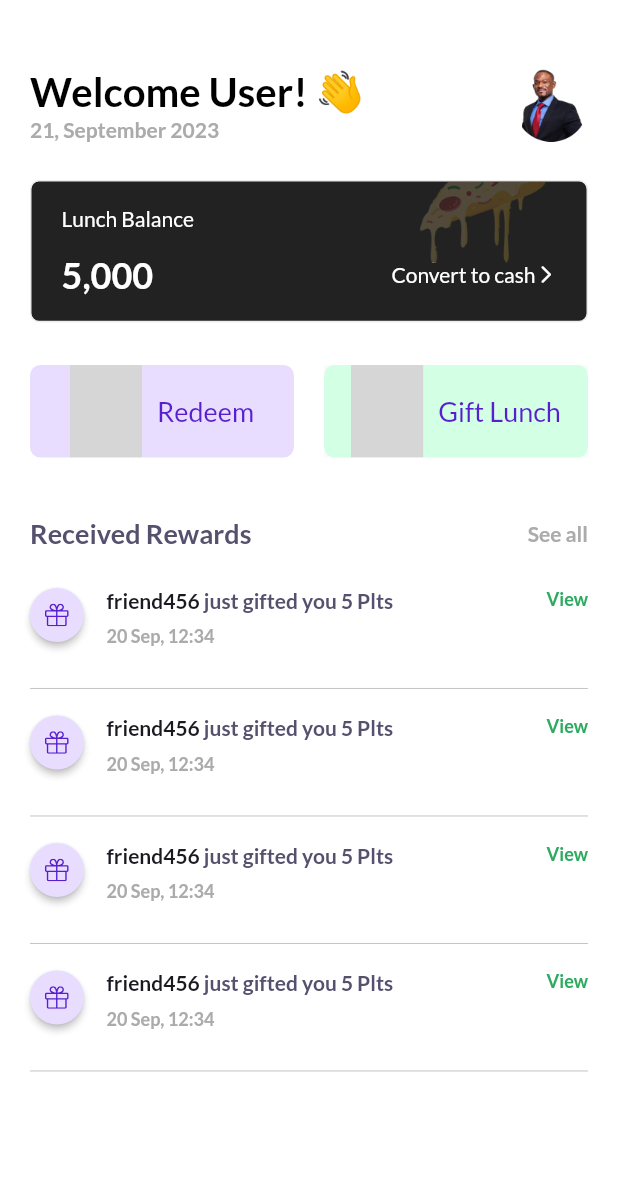
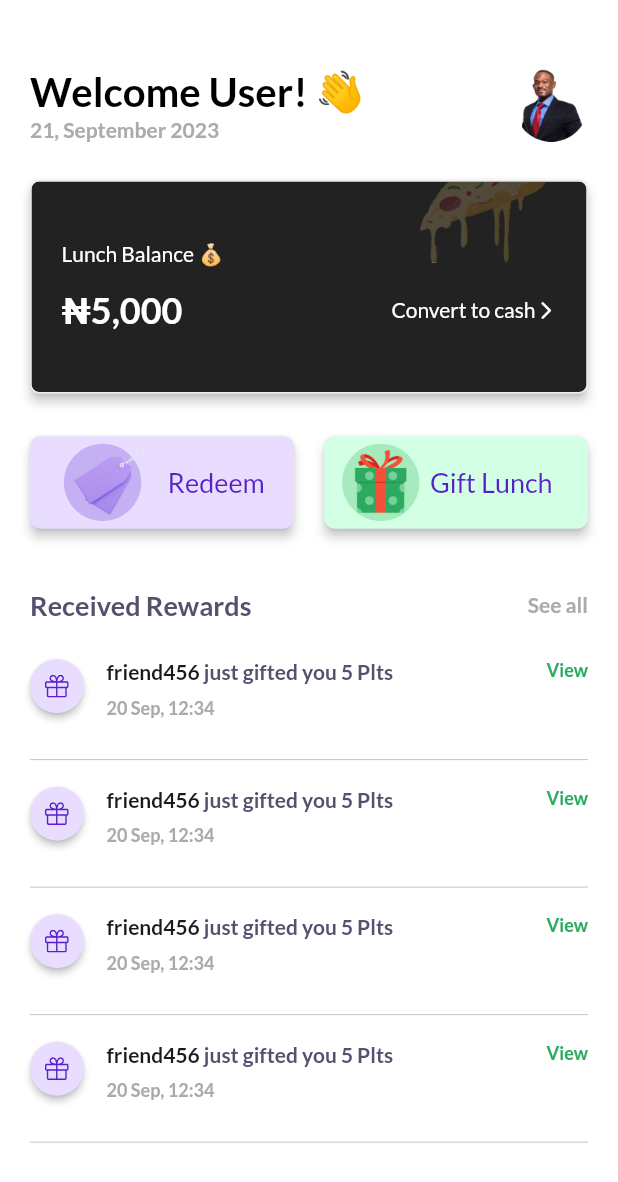
Before and after one commit to hngx-org/Jaguars-food-mobile, a Flutter app: the HomeScreen screen opened by its route, on a phone screen of 412 x 824 dp. Shown: the top 1182 px of the screen. Run offline on Flutter 3.47's test engine with Material 2 defaults, Android fonts, the phone set to English and light mode, and no system bars; our stand-ins replace email_validator, flutter_screenutil, flutter_svg, go_router, google_fonts; grey boxes are pictures that could not be loaded.

Commit message:
new changes

```diff
--- a/lib/3_presentation/screens/home/home_screen.dart
+++ b/lib/3_presentation/screens/home/home_screen.dart
@@ -1,13 +1,13 @@
+import 'package:flutter/cupertino.dart';
 import 'package:flutter/material.dart';
 import 'package:flutter_screenutil/flutter_screenutil.dart';
 import 'package:flutter_svg/flutter_svg.dart';
 import 'package:google_fonts/google_fonts.dart';
 import 'package:jaguar_foods_mobile/1_data/models/transactions.dart';
+import 'package:jaguar_foods_mobile/3_presentation/screens/nav_screen/nav_screen.dart';
 import 'package:jaguar_foods_mobile/common/constants/app_color.dart';
 import 'package:intl/intl.dart';
 import 'package:jaguar_foods_mobile/common/constants/assets_constants.dart';
-import 'package:jaguar_foods_mobile/common/constants/route_constant.dart';
-import 'package:jaguar_foods_mobile/core/config/router_config.dart';
 
 class HomeScreen extends StatefulWidget {
   const HomeScreen({Key? key}) : super(key: key);
@@ -79,10 +79,9 @@ class _HomeScreenState extends State<HomeScreen> {
 
     return SafeArea(
       child: Scaffold(
-        body: SizedBox(
-          width: mediaQuery.width,
-          child: Padding(
+        body: Padding(
           padding: const EdgeInsets.all(20.0),
+          child: SingleChildScrollView(
             child: Column(
               children: [
                 //welcome title and profile image
@@ -131,9 +130,15 @@ class _HomeScreenState extends State<HomeScreen> {
                 //redeem , gift
                 Material(
                   color: Colors.transparent,
+                  elevation: 3,
+                  shape: RoundedRectangleBorder(
+                    side: const BorderSide(
+                        width: 1, color: Color(0xFFEBEBEB)),
+                    borderRadius: BorderRadius.circular(6),
+                  ),
                   child: Container(
                     width: mediaQuery.width,
-                    height: 100.h,
+                    height: 150.h,
                     clipBehavior: Clip.antiAlias,
                     decoration: ShapeDecoration(
                       color: const Color(0xFF222222),
@@ -151,17 +156,13 @@ class _HomeScreenState extends State<HomeScreen> {
                             mainAxisAlignment: MainAxisAlignment.center,
                             crossAxisAlignment: CrossAxisAlignment.start,
                             children: [
-                              Row(
-                                children: [
                               Text(
-                                    'Lunch Balance',
+                                'Lunch Balance 💰',
                                 style: GoogleFonts.lato(
                                   color: Colors.white,
                                   fontSize: 14,
                                   fontWeight: FontWeight.w400,
                                 ),
-                                  ),
-                                ],
                               ),
                               SizedBox(
                                 height: 15.h,
@@ -171,7 +172,7 @@ class _HomeScreenState extends State<HomeScreen> {
                                     MainAxisAlignment.spaceBetween,
                                 children: [
                                   Text(
-                                    '5,000',
+                                    '₦5,000',
                                     style: GoogleFonts.lato(
                                       color: Colors.white,
                                       fontSize: 24,
@@ -181,7 +182,15 @@ class _HomeScreenState extends State<HomeScreen> {
                                   Material(
                                     color: Colors.transparent,
                                     child: InkWell(
-                                      onTap: () {},
+                                      onTap: () {
+                                        Navigator.of(context).pushReplacement(
+                                          CupertinoPageRoute<void>(
+                                            builder: (BuildContext context) {
+                                              return NavigationScreen(initialIndex: 0);
+                                            },
+                                          ),
+                                        );
+                                      },
                                       child: Row(
                                         mainAxisAlignment:
                                             MainAxisAlignment.end,
@@ -261,15 +270,26 @@ class _HomeScreenState extends State<HomeScreen> {
                     mainAxisAlignment: MainAxisAlignment.spaceEvenly,
                     children: [
                       //redeem
-
                       Expanded(
                         child: Material(
                           color: Colors.transparent,
+                          shape: RoundedRectangleBorder(
+                              borderRadius: BorderRadius.circular(7)),
+                          elevation: 3,
                           child: InkWell(
-                            onTap: () => setState(() {}),
+                            onTap: () => setState(() {
+                              Navigator.of(context).pushReplacement(
+                                CupertinoPageRoute<void>(
+                                  builder: (BuildContext context) {
+                                    return NavigationScreen(initialIndex: 2);
+                                  },
+                                ),
+                              );
+                            }),
                             child: Container(
-                              width: double.infinity,
-                              height: double.infinity,
+                              width: 182,
+                              height: 100,
+                              padding: EdgeInsets.all(5),
                               clipBehavior: Clip.antiAlias,
                               decoration: ShapeDecoration(
                                 color: const Color(0xFFE8DDFF),
@@ -277,15 +297,15 @@ class _HomeScreenState extends State<HomeScreen> {
                                     borderRadius: BorderRadius.circular(7)),
                               ),
                               child: Row(
-                                crossAxisAlignment: CrossAxisAlignment.center,
-                                mainAxisAlignment: MainAxisAlignment.center,
+                                mainAxisAlignment: MainAxisAlignment.start,
                                 children: [
-                                  SvgPicture.asset(
-                                    Assets.redeemNewPath,
+                                  Container(
+                                      padding: EdgeInsets.all(4),
+                                      decoration: ShapeDecoration(
+                                        color: const Color(0x3D571FCD),
+                                        shape: CircleBorder(),
                                       ),
-                                  SizedBox(
-                                    width: 10.w,
-                                  ),
+                                      child: Image.asset(Assets.tagImagePath)),
                                   Text(
                                     'Redeem',
                                     style: GoogleFonts.lato(
@@ -303,14 +323,27 @@ class _HomeScreenState extends State<HomeScreen> {
                       SizedBox(
                         width: 20.w,
                       ),
+                      //gift lunch
                       Expanded(
                         child: Material(
+                          color: Colors.transparent,
+                          shape: RoundedRectangleBorder(
+                              borderRadius: BorderRadius.circular(7)),
+                          elevation: 3,
                           child: InkWell(
-                            onTap: () =>
-                                routerConfig.push(RoutesPath.employeeScreen),
+                            onTap: () => setState(() {
+                              Navigator.of(context).pushReplacement(
+                                CupertinoPageRoute<void>(
+                                  builder: (BuildContext context) {
+                                    return NavigationScreen(initialIndex: 2);
+                                  },
+                                ),
+                              );
+                            }),
                             child: Container(
-                              width: double.infinity,
-                              height: double.infinity,
+                              width: 182,
+                              height: 100,
+                              padding: EdgeInsets.all(5),
                               clipBehavior: Clip.antiAlias,
                               decoration: ShapeDecoration(
                                 color: const Color(0xFFD3FFE5),
@@ -318,13 +351,15 @@ class _HomeScreenState extends State<HomeScreen> {
                                     borderRadius: BorderRadius.circular(7)),
                               ),
                               child: Row(
-                                crossAxisAlignment: CrossAxisAlignment.center,
-                                mainAxisAlignment: MainAxisAlignment.center,
+                                mainAxisAlignment: MainAxisAlignment.start,
                                 children: [
-                                  SvgPicture.asset(Assets.giftBagPath),
-                                  SizedBox(
-                                    width: 10.w,
+                                  Container(
+                                      padding: EdgeInsets.all(4),
+                                      decoration: ShapeDecoration(
+                                        color: const Color(0x3A07A537),
+                                        shape: CircleBorder(),
                                       ),
+                                      child: Image.asset(Assets.giftImagePath)),
                                   Text(
                                     'Gift Lunch',
                                     style: GoogleFonts.lato(
@@ -332,7 +367,7 @@ class _HomeScreenState extends State<HomeScreen> {
                                       fontSize: 18,
                                       fontWeight: FontWeight.w500,
                                     ),
-                                  ),
+                                  )
                                 ],
                               ),
                             ),
@@ -347,8 +382,7 @@ class _HomeScreenState extends State<HomeScreen> {
                 const SizedBox(
                   height: 40,
                 ),
-                Flexible(
-                  child: Column(
+                Column(
                   children: [
                     Row(
                       mainAxisAlignment: MainAxisAlignment.spaceBetween,
@@ -375,8 +409,7 @@ class _HomeScreenState extends State<HomeScreen> {
                       height: 15,
                     ),
                     //item
-                      Expanded(
-                        child: Material(
+                    Material(
                       color: Colors.transparent,
                       child: ListView.builder(
                         shrinkWrap: true,
@@ -512,9 +545,7 @@ class _HomeScreenState extends State<HomeScreen> {
                         },
                       ),
                     ),
-                      ),
                   ],
-                  ),
                 )
               ],
             ),
@@ -524,55 +555,3 @@ class _HomeScreenState extends State<HomeScreen> {
     );
   }
 }
-
-class CustomImageText extends StatelessWidget {
-  const CustomImageText({
-    super.key,
-    required this.image,
-    required this.text,
-  });
-
-  final String image;
-  final String text;
-
-  @override
-  Widget build(BuildContext context) {
-    return Column(
-      mainAxisAlignment: MainAxisAlignment.spaceEvenly,
-      children: [
-        Material(
-          elevation: 4,
-          shape: const OvalBorder(),
-          child: Container(
-            width: 81,
-            height: 81,
-            alignment: Alignment.center,
-            decoration: const ShapeDecoration(
-              color: Color(0xFFE8DDFF),
-              shape: OvalBorder(),
-            ),
-            child: Image.asset(
-              image,
-              width: 101,
-              height: 55.50,
-            ),
-          ),
-        ),
-        Material(
-          elevation: 6,
-          shadowColor: Colors.black.withOpacity(0.4),
-          color: Colors.transparent,
-          child: Text(
-            text,
-            style: const TextStyle(
-              color: Color(0xFF33313E),
-              fontSize: 14,
-              fontFamily: 'Lato',
-              fontWeight: FontWeight.w500,
-            ),
-          ),
-        )
-      ],
-    );
-  }
-}
--- a/lib/common/constants/assets_constants.dart
+++ b/lib/common/constants/assets_constants.dart
@@ -11,6 +11,7 @@ class Assets {
   static String buildingImagePath = '$pngPath/building.png';
   static String peopleImagePath = '$pngPath/people.png';
   static String cheeseImagePath = '$pngPath/cheese.png';
+  static String splashImagePath = '$pngPath/splash_logo.png';
 
   static String employeesIconPath = '$svgPath/employees_icon.svg';
   static String giftIconPath = '$svgPath/gift_icon.svg';
```
Also changed, not shown: lib/3_presentation/onboarding/screens/splash_screen.dart (+5 -8 lines), lib/3_presentation/screens/employee_screen/employee_screen.dart (+4 -5 lines), assets/png/splash_logo.png (added), assets/svg/redeem-new.svg. Lines whose indentation alone changed are shown as unchanged.
